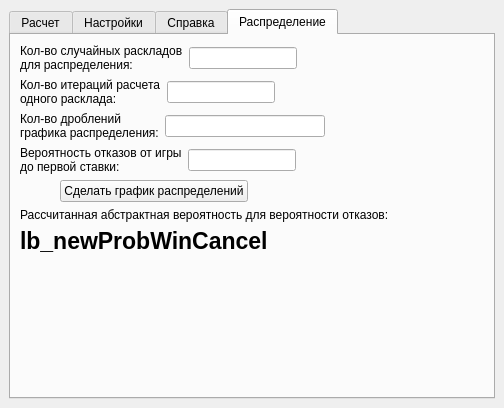
Above: mainwindow.ui from victorprogrammist/probabilities_of_poker before the change. Below: the same form after it.
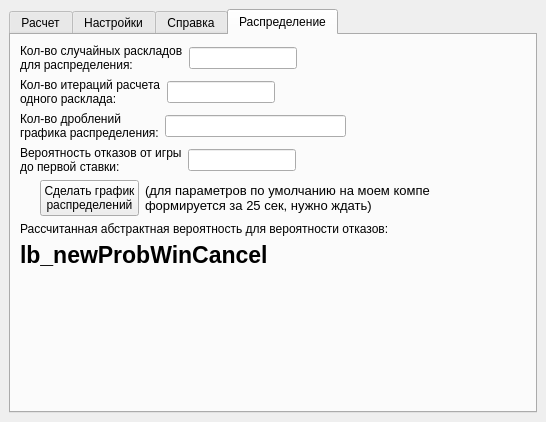
That is the form after the change. The open tabs and pages were chosen to show the change.

What changed in the file:
```diff
--- a/mainwindow.ui
+++ b/mainwindow.ui
@@ -6,8 +6,8 @@
    <rect>
     <x>0</x>
     <y>0</y>
-    <width>504</width>
-    <height>408</height>
+    <width>546</width>
+    <height>422</height>
    </rect>
   </property>
   <property name="windowTitle">
@@ -885,7 +885,7 @@
             </property>
             <property name="sizeHint" stdset="0">
              <size>
-              <width>40</width>
+              <width>20</width>
               <height>20</height>
              </size>
             </property>
@@ -900,7 +900,23 @@
              </sizepolicy>
             </property>
             <property name="text">
-             <string>Сделать график распределений</string>
+             <string>Сделать график
+распределений</string>
+            </property>
+           </widget>
+          </item>
+          <item>
+           <widget class="QLabel" name="label_21">
+            <property name="font">
+             <font>
+              <pointsize>10</pointsize>
+             </font>
+            </property>
+            <property name="text">
+             <string>(для параметров по умолчанию на моем компе&lt;br&gt; формируется за 25 сек, нужно ждать)</string>
+            </property>
+            <property name="wordWrap">
+             <bool>false</bool>
             </property>
            </widget>
           </item>
```
Left out of the diff: 10 changed lines with no effect on the pictures.
